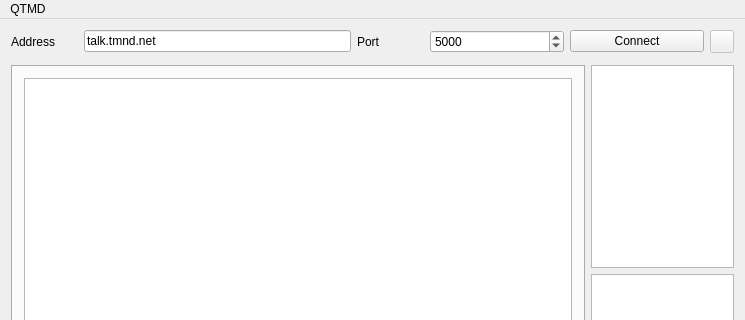
kacperkolodziej/QTMD, file qtmdmain.ui: the form before one commit; both pictures show x 0 to 745 and y 0 to 320 of the 745 by 612 pixel window.
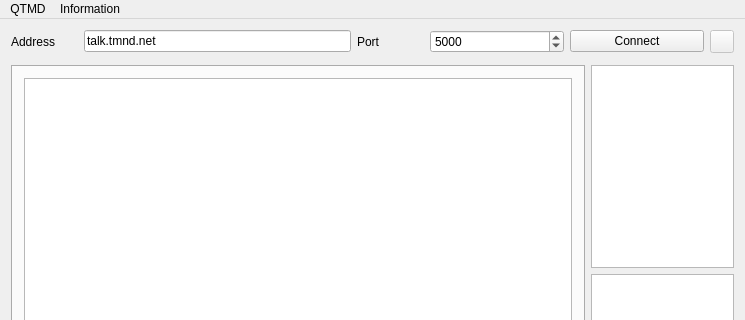
The form after the commit. Icons and pictures are not drawn.

Commit message: modified menus, added version, first beta release of QTMD

The edit to the form file:
```diff
--- a/qtmdmain.ui
+++ b/qtmdmain.ui
@@ -168,7 +168,18 @@
     <addaction name="actionUpdate_QTMD"/>
     <addaction name="actionQuit"/>
    </widget>
+   <widget class="QMenu" name="menuHelp">
+    <property name="title">
+     <string>Information</string>
+    </property>
+    <addaction name="actionAuthor"/>
+    <addaction name="actionLicense"/>
+    <addaction name="actionAbout"/>
+    <addaction name="actionVersion"/>
+    <addaction name="actionHelp"/>
+   </widget>
    <addaction name="menuQTMD"/>
+   <addaction name="menuHelp"/>
   </widget>
   <widget class="QStatusBar" name="statusBar"/>
   <action name="actionAbout_QTMD">
```
Left out of the diff: 44 changed lines with no effect on the pictures. The commit also changes 5 other files.
